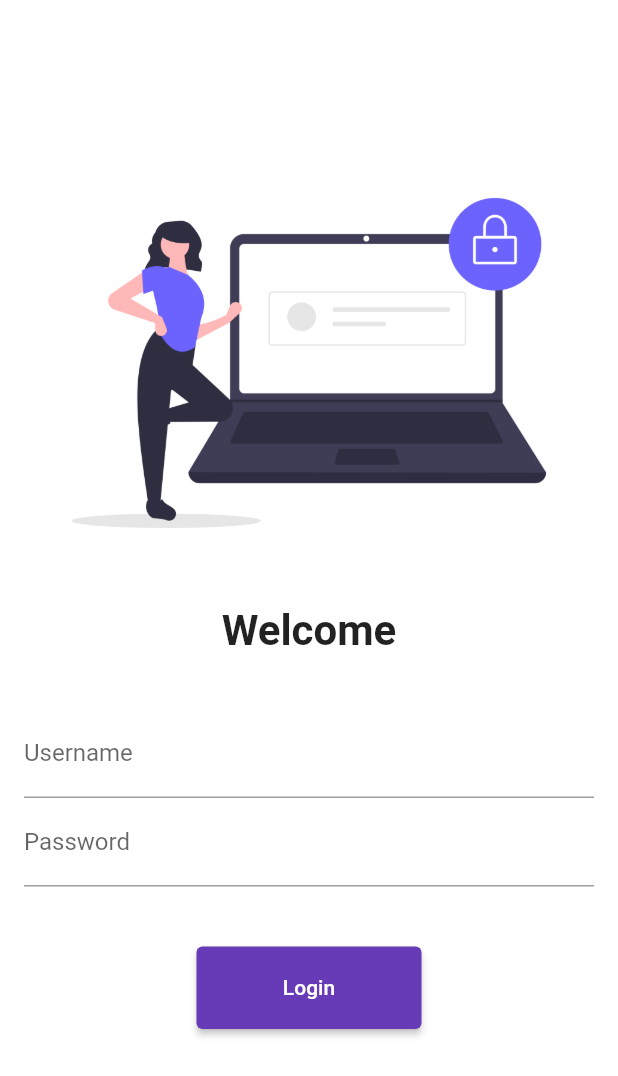
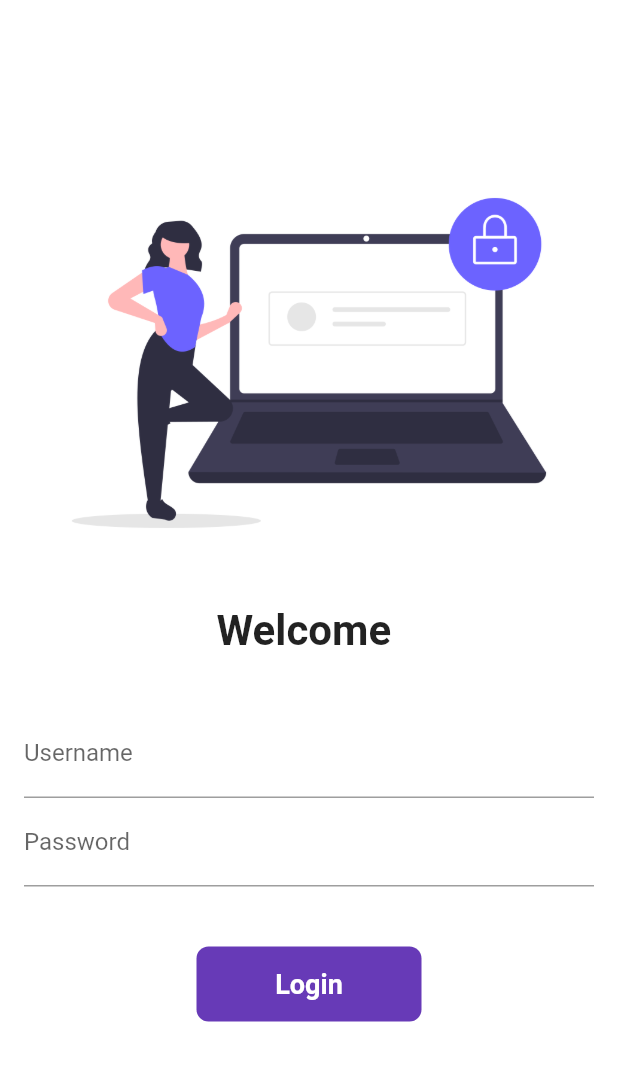
Before and after one commit to RDXV/30DaysOfFlutter, a Flutter app: the screen it shows after launch, on a phone screen of 412 x 824 dp. Shown: the top 1076 px of the screen. Run offline on Flutter 3.47's test engine with Material 2 defaults, Android fonts, the phone set to English and light mode, and no system bars; our stand-ins replace google_fonts.

Commit message:
Day 6 and 7 Completed

```diff
--- a/lib/pages/login_page.dart
+++ b/lib/pages/login_page.dart
@@ -2,9 +2,16 @@
 import 'package:flutter_catalog/utils/routes.dart';
 
 // ignore_for_file:prefer_const_constructors
-class LoginPage extends StatelessWidget {
+class LoginPage extends StatefulWidget {
   const LoginPage({Key? key}) : super(key: key);
 
+  @override
+  State<LoginPage> createState() => _LoginPageState();
+}
+
+class _LoginPageState extends State<LoginPage> {
+  String name = "";
+  bool changeButton = false;
   @override
   Widget build(BuildContext context) {
     return Material(
@@ -24,7 +31,7 @@
               height: 20,
             ),
             Text(
-              'Welcome',
+              'Welcome $name',
               style: TextStyle(fontSize: 28, fontWeight: FontWeight.bold),
             ),
             SizedBox(
@@ -39,6 +46,10 @@
                       hintText: 'Enter username',
                       labelText: 'Username',
                     ),
+                    onChanged: (value) {
+                      name = value;
+                      setState(() {});
+                    },
                   ),
                   TextFormField(
                     obscureText: true,
@@ -50,18 +61,59 @@
                   SizedBox(
                     height: 40,
                   ),
-                  ElevatedButton(
-                    onPressed: () {
-                      print('Hi Varun. login button was pressed');
+                  // GestureDetector does not give feedback(ripple or splash effect) but inkwell gives the feedback animation
+                  InkWell(
+                    onTap: () async {
+                      setState(() {
+                        changeButton = true;
+                      });
+                      await Future.delayed(Duration(milliseconds: 900));
+                      // This async and await are important for the animation to show and work otherwise animation wouldn't work
                       Navigator.pushNamed(context, MyRoutes.homeRoute);
                     },
-                    child: Text('Login'),
-                    // style: accepts buttonstyle but instead we use TextButton which extends from ButtonStyleButton .stylefrom() which is ButtonStyle
-                    // styleFrom and so this works rather than ButtonStyle
-                    style: TextButton.styleFrom(
-                      minimumSize: Size(150, 55),
+                    // Use Ink above Container(which became AnimatedContainer) with color defined inside Ink rather than boxdecoration for ripple effect
+                    child: AnimatedContainer(
+                      // duration parameter required
+                      // curve definition is optional
+                      duration: Duration(milliseconds: 700),
+                      alignment: Alignment.center,
+                      height: 50,
+                      width: changeButton ? 50 : 150,
+                      child: changeButton
+                          ? Icon(
+                              Icons.done,
+                              color: Colors.white,
+                            )
+                          : Text(
+                              'Login',
+                              style: TextStyle(
+                                color: Colors.white,
+                                fontWeight: FontWeight.bold,
+                                fontSize: 18,
+                              ),
+                            ),
+                      decoration: BoxDecoration(
+                        color: Colors.deepPurple,
+                        // We can instead use shape rather than borderRadius like shape: which can either be rectangle or circle
+                        // shape: BoxShape.rectangle or BoxShape.circle or .values(when giving specific values)
+                        // Also note that you can use either shape or radius not both as they have contradiction
+                        borderRadius:
+                            BorderRadius.circular(changeButton ? 50 : 8),
+                      ),
                     ),
-                  )
+                  ),
+                  // ElevatedButton(
+                  //   onPressed: () {
+                  //     print('Hi Varun. login button was pressed');
+                  //     Navigator.pushNamed(context, MyRoutes.homeRoute);
+                  //   },
+                  //   child: Text('Login'),
+                  //   // style: accepts buttonstyle but instead we use TextButton which extends from ButtonStyleButton .stylefrom() which is ButtonStyle
+                  //   // styleFrom and so this works rather than ButtonStyle
+                  //   style: TextButton.styleFrom(
+                  //     minimumSize: Size(150, 55),
+                  //   ),
+                  // ),
                 ],
               ),
             )
```
